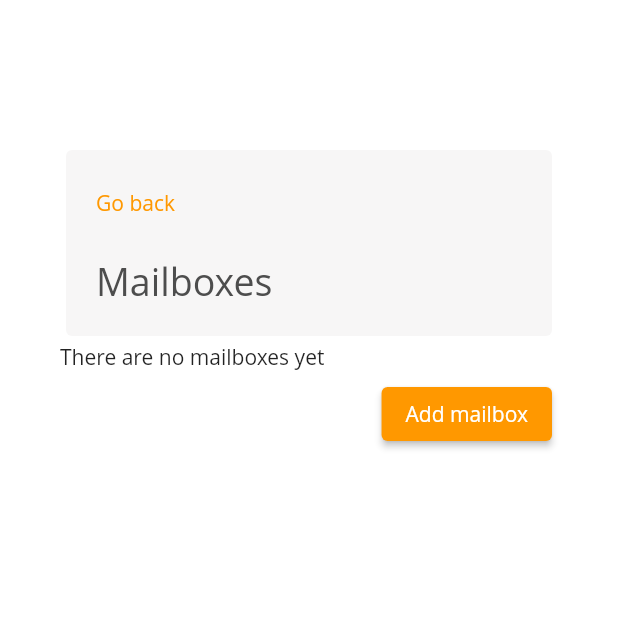
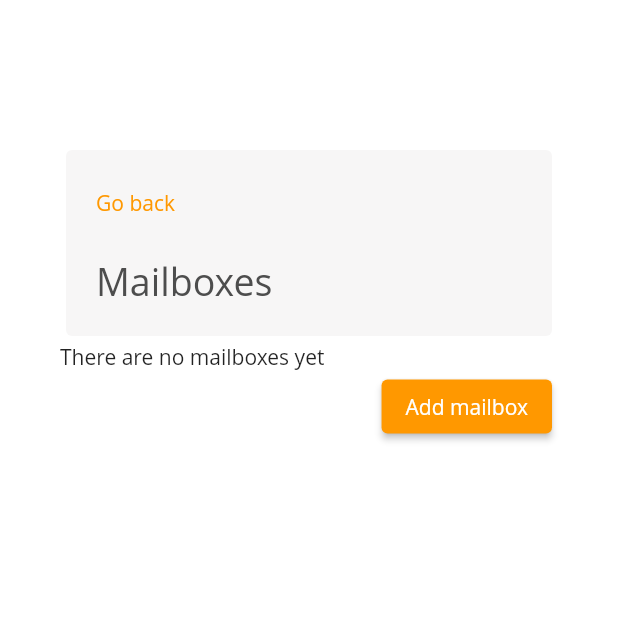
Before and after one commit to simplism-io/app, a Flutter app: the MailboxOverviewScreen screen opened directly, on a phone screen of 412 x 824 dp, the top half of it. Run offline on Flutter 3.47's test engine with Material 2 defaults, Android fonts, the phone set to English and light mode, and no system bars; our stand-ins replace email_validator, flutter_dotenv, font_awesome_flutter, image_picker, local_auth, responsive_framework and 2 more; missing offline and left inert: circle_flags, system_theme; accounts and stored records are empty.

Commit message:
Update UI

```diff
--- a/lib/constants/icons/private_drawer_icon.dart
+++ b/lib/constants/icons/private_drawer_icon.dart
@@ -14,13 +14,13 @@ class PrivateDrawerIcon extends StatelessWidget {
         visibleWhen: const [Condition.smallerThan(name: TABLET)],
         child: Builder(builder: (context) {
           return Padding(
-            padding: const EdgeInsets.fromLTRB(10, 0, 0, 0),
+            padding: const EdgeInsets.fromLTRB(25, 0, 0, 0),
             child: IconButton(
               icon: Icon(
                 (defaultTargetPlatform == TargetPlatform.iOS ||
                         defaultTargetPlatform == TargetPlatform.macOS)
-                    ? CupertinoIcons.chevron_right
-                    : FontAwesomeIcons.chevronRight,
+                    ? CupertinoIcons.collections
+                    : FontAwesomeIcons.folderTree,
                 color: Theme.of(context).colorScheme.onBackground,
               ),
               onPressed: () {
--- a/lib/constants/icons/private_end_drawer_icon_widget.dart
+++ b/lib/constants/icons/private_end_drawer_icon_widget.dart
@@ -12,13 +12,13 @@ class PrivateEndDrawer extends StatelessWidget {
     return Builder(
       builder: (context) {
         return Padding(
-          padding: const EdgeInsets.fromLTRB(0, 0, 15, 0),
+          padding: const EdgeInsets.fromLTRB(0, 0, 25, 0),
           child: IconButton(
             icon: Icon(
                 (defaultTargetPlatform == TargetPlatform.iOS ||
                         defaultTargetPlatform == TargetPlatform.macOS)
-                    ? CupertinoIcons.ellipsis_vertical
-                    : FontAwesomeIcons.ellipsisVertical,
+                    ? CupertinoIcons.bars
+                    : FontAwesomeIcons.bars,
                 color: Theme.of(context).colorScheme.onBackground),
             onPressed: () {
               Scaffold.of(context).openEndDrawer();
--- a/lib/screens/private/email/mailbox_overview_screen.dart
+++ b/lib/screens/private/email/mailbox_overview_screen.dart
@@ -145,7 +145,7 @@ class MailboxOverviewScreen extends StatelessWidget {
                                             child: Padding(
                                               padding:
                                                   const EdgeInsets.fromLTRB(
-                                                      20, 10, 25, 10),
+                                                      20, 10, 10, 10),
                                               child: Row(
                                                 children: [
                                                   Text(mailboxes[index]
@@ -175,8 +175,16 @@ class MailboxOverviewScreen extends StatelessWidget {
                                             ),
                                           );
                                         }),
-                                    const SizedBox(height: 5),
-                                    createMailboxLink()
+                                    Card(
+                                        color: Theme.of(context)
+                                            .colorScheme
+                                            .surface,
+                                        elevation: 0,
+                                        child: Padding(
+                                          padding: const EdgeInsets.fromLTRB(
+                                              20, 20, 20, 20),
+                                          child: createMailboxLink(),
+                                        ))
                                   ]);
                             } else {
                               return Column(
@@ -187,7 +195,6 @@ class MailboxOverviewScreen extends StatelessWidget {
                                             ?.translate(
                                                 'no_data_message_mailboxes') ??
                                         ''),
-                                    const SizedBox(height: 5),
                                     createMailboxLink()
                                   ]);
                             }
```
Also changed, not shown: lib/screens/private/inbox_screen.dart (+14 -4 lines), lib/services/agent_service.dart (+17 -48 lines), lib/services/message_service.dart (+12 -0 lines), lib/services/organisation_service.dart (+7 -0 lines).
